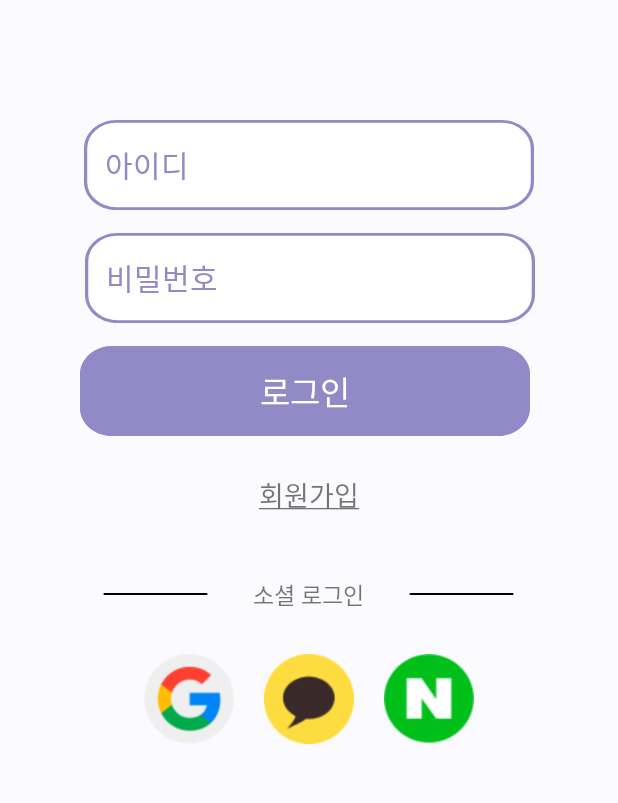
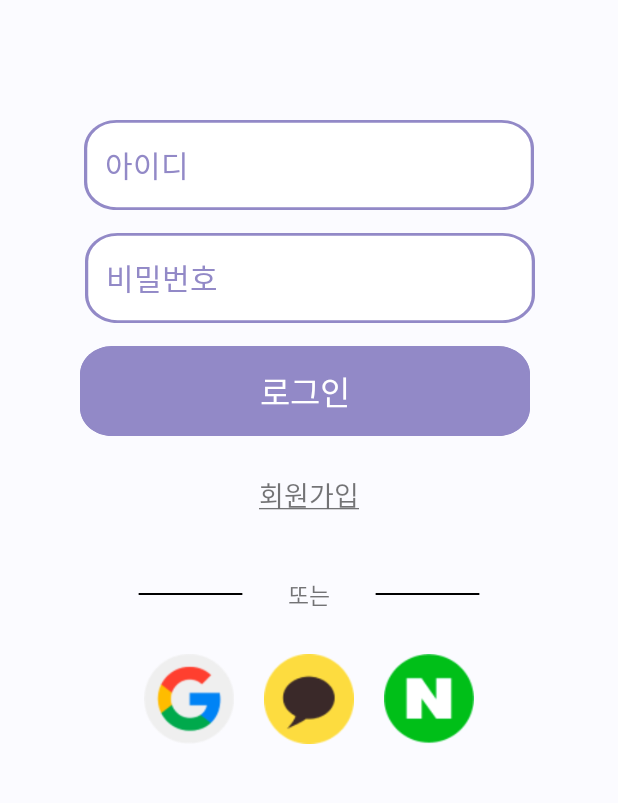
Before and after one commit to moonyy7012/Book_Love_Project, an Android app: the screen it shows after launch (LoginActivity), on a phone screen of 412 x 824 dp, the part 378-1181 px from its top. Run offline under Robolectric (Android 15) with nearby library versions, the phone set to English and light mode, and no system bars.

Commit message:
[fix] 로그인 UI 텍스트 변경

```diff
--- a/BookLoveAndroid/app/src/main/res/layout/activity_login.xml
+++ b/BookLoveAndroid/app/src/main/res/layout/activity_login.xml
@@ -134,7 +134,7 @@
             android:layout_height="wrap_content"
             android:layout_marginHorizontal="30dp"
             android:fontFamily="@font/kopubworld_dotum_bold"
-            android:text="소셜 로그인"
+            android:text="@string/or_login"
             android:textSize="15sp" />
 
         <View
--- a/BookLoveAndroid/app/src/main/res/values/strings.xml
+++ b/BookLoveAndroid/app/src/main/res/values/strings.xml
@@ -2,5 +2,6 @@
     <string name="app_name">BookLove-Android</string>
     <string name="app_title">BOOK Love</string>
     <string name="signUp"><u>회원가입</u></string>
+    <string name="or_login">또는</string>
 
 </resources>
```
